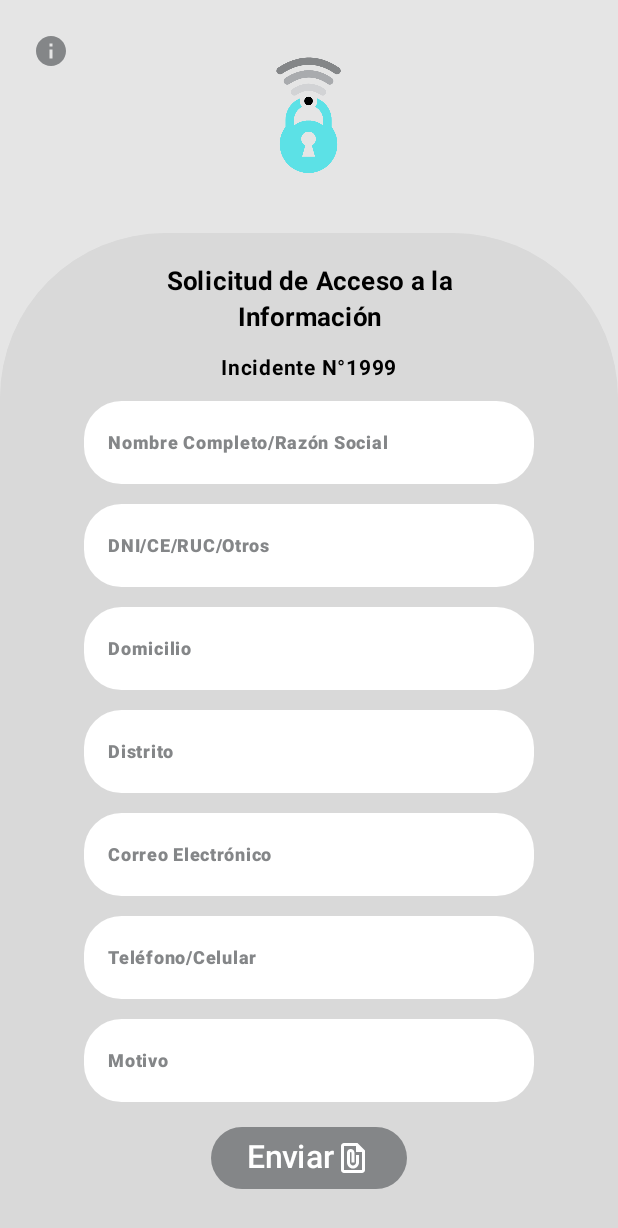
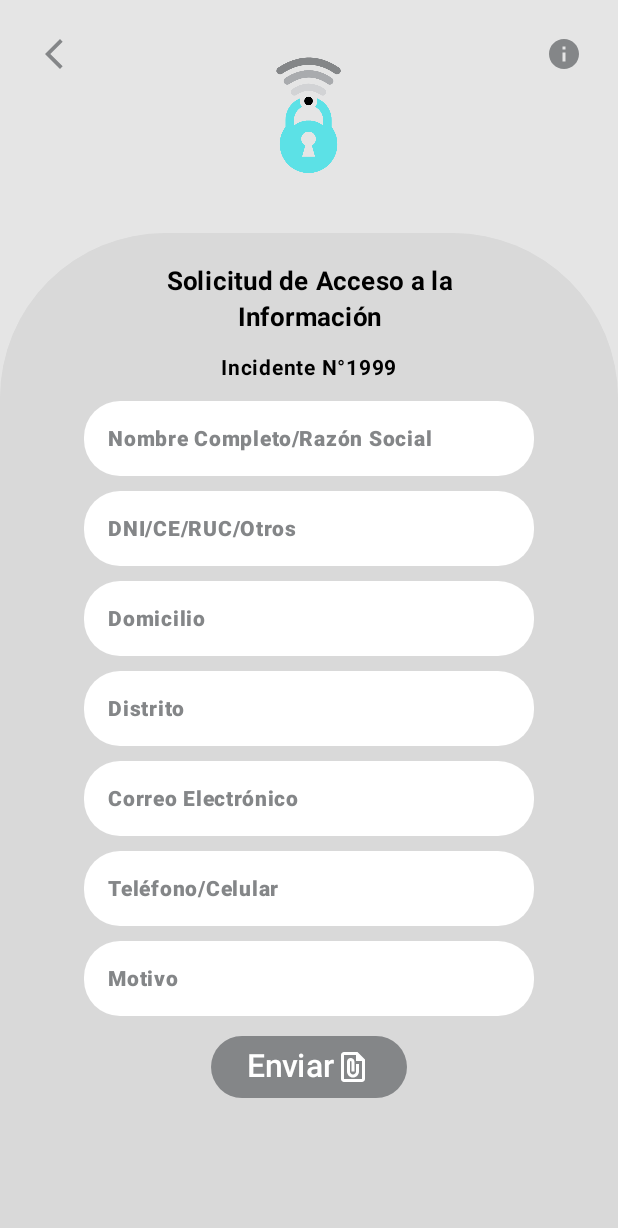
Before and after one commit to RacoonDevRock/OpenCMTApp, an Android app built with Jetpack Compose: the ReportScreen screen opened through its navigation route, on a phone screen of 412 x 824 dp. Shown: the top 1228 px of the screen. Run offline under Robolectric (Android 15) with nearby library versions, the phone set to English and light mode, and no system bars.

Commit message:
feature/back-ui-icon

```diff
--- a/app/build.gradle.kts
+++ b/app/build.gradle.kts
@@ -68,6 +68,7 @@ dependencies {
 
     // livedata
     implementation(libs.androidx.runtime.livedata)
+    implementation(libs.androidx.navigation.compose)
 
     testImplementation(libs.junit)
     androidTestImplementation(libs.androidx.junit)
--- a/app/src/main/java/com/cmt/openapp/detail/ui/DetailIncidentScreen.kt
+++ b/app/src/main/java/com/cmt/openapp/detail/ui/DetailIncidentScreen.kt
@@ -52,7 +52,7 @@ fun DetailIncidentScreen(
         Column(
             modifier = Modifier.fillMaxWidth()
         ) {
-            HeaderSection { isTopDialogVisible = true }
+            HeaderSection(navigationController) { isTopDialogVisible = true }
 
             Spacer(modifier = Modifier.height(20.dp))
 
--- a/app/src/main/java/com/cmt/openapp/report/ui/ReportScreen.kt
+++ b/app/src/main/java/com/cmt/openapp/report/ui/ReportScreen.kt
@@ -30,6 +30,7 @@ import androidx.compose.ui.Modifier
 import androidx.compose.ui.draw.clip
 import androidx.compose.ui.graphics.Color
 import androidx.compose.ui.res.stringResource
+import androidx.compose.ui.text.TextStyle
 import androidx.compose.ui.text.font.FontWeight
 import androidx.compose.ui.text.input.KeyboardCapitalization
 import androidx.compose.ui.text.input.KeyboardType
@@ -59,9 +60,9 @@ fun ReportScreen(
         Column(
             modifier = Modifier.fillMaxWidth()
         ) {
-            HeaderSection { isTopDialogVisible = true }
+            HeaderSection(navigationController) { isTopDialogVisible = true }
 
-            BoxRequest(Modifier.weight(1f)) { navigationController.navigate(Routes.HomeScreen.route) }
+            BoxRequest(Modifier.fillMaxSize()) { navigationController.navigate(Routes.HomeScreen.route) }
         }
 
         if (isTopDialogVisible) {
@@ -191,14 +192,20 @@ fun TextFieldRequest(
             Text(
                 text = label,
                 fontWeight = FontWeight.ExtraBold,
-                fontSize = 12.sp,
+                fontSize = 14.sp,
+                lineHeight = 15.sp,
                 color = MaterialTheme.colorScheme.tertiary
             )
         },
+        textStyle = TextStyle(
+            fontSize = 14.sp,
+            lineHeight = 15.sp,
+            color = Color.Black
+        ),
         modifier = Modifier
-            .padding(bottom = 13.dp)
+            .padding(bottom = 10.dp)
             .width(300.dp)
-            .height(55.dp),
+            .height(50.dp),
         colors = TextFieldDefaults.colors(
             focusedContainerColor = Color.White,
             unfocusedContainerColor = Color.White,
@@ -214,7 +221,7 @@ fun TextFieldRequest(
             autoCorrectEnabled = true,
             keyboardType = keyboardType
         ),
-        shape = RoundedCornerShape(25.dp),
+        shape = RoundedCornerShape(24.dp),
         maxLines = 1,
         singleLine = true
     )
--- a/app/src/main/java/com/cmt/openapp/research/ui/ResearchScreen.kt
+++ b/app/src/main/java/com/cmt/openapp/research/ui/ResearchScreen.kt
@@ -22,9 +22,11 @@ import androidx.compose.ui.layout.ContentScale
 import androidx.compose.ui.platform.LocalContext
 import androidx.compose.ui.res.painterResource
 import androidx.compose.ui.res.stringResource
+import androidx.compose.ui.text.TextStyle
 import androidx.compose.ui.text.font.FontWeight
 import androidx.compose.ui.unit.dp
 import androidx.compose.ui.unit.sp
+import androidx.navigation.NavController
 import androidx.navigation.NavHostController
 import com.cmt.openapp.R
 import com.cmt.openapp.core.navigation.Routes
@@ -49,7 +51,7 @@ fun ResearchScreen(
             .padding(bottom = 16.dp)
     ) {
         Column(modifier = Modifier.fillMaxSize()) {
-            HeaderSection {
+            HeaderSection(navigationController) {
                 if (!isBottomSheetVisible) {
                     isTopDialogVisible = true
                 }
@@ -129,7 +131,7 @@ fun BottomSheetContent(viewModel: SearchViewModel = SearchViewModel()) {
             fontWeight = FontWeight.ExtraBold,
             modifier = Modifier.align(Alignment.CenterHorizontally)
         )
-        Spacer(modifier = Modifier.height(10.dp))
+        Spacer(modifier = Modifier.height(16.dp))
 
         MyTextField(
             viewModel.date,
@@ -185,7 +187,7 @@ fun DropdownMenuField(
 ) {
     var expanded by remember { mutableStateOf(false) } // Controla si el menú está desplegado
 
-    Box(modifier = modifier.fillMaxWidth()) {
+    Box(modifier = modifier.width(300.dp)) {
         // TextField personalizado
         TextField(
             value = selectedOption,
@@ -195,11 +197,16 @@ fun DropdownMenuField(
                 Text(
                     text = label,
                     fontWeight = FontWeight.ExtraBold,
-                    modifier = Modifier.padding(start = 8.dp),
-                    fontSize = 13.sp,
+                    fontSize = 14.sp,
+                    lineHeight = 15.sp,
                     color = MaterialTheme.colorScheme.tertiary
                 )
             },
+            textStyle = TextStyle(
+                fontSize = 14.sp,
+                lineHeight = 15.sp,
+                color = Color.Black
+            ),
             trailingIcon = {
                 Icon(
                     imageVector = if (expanded) Icons.Filled.KeyboardArrowUp else Icons.Filled.KeyboardArrowDown,
@@ -207,9 +214,10 @@ fun DropdownMenuField(
                     tint = MaterialTheme.colorScheme.tertiary
                 )
             },
-            modifier = Modifier
+            modifier = modifier
                 .fillMaxWidth()
-                .padding(start = 30.dp, end = 30.dp, bottom = 13.dp)
+                .padding(bottom = 10.dp)
+                .fillMaxWidth()
                 .clickable { expanded = !expanded }, // Abre o cierra el menú al hacer clic
             colors = TextFieldDefaults.colors(
                 focusedContainerColor = Color.White,
@@ -220,7 +228,7 @@ fun DropdownMenuField(
                 focusedIndicatorColor = Color.Transparent,
                 unfocusedIndicatorColor = Color.Transparent
             ),
-            shape = RoundedCornerShape(25.dp)
+            shape = RoundedCornerShape(24.dp)
         )
 
         // Menú desplegable personalizado
@@ -243,13 +251,13 @@ fun DropdownMenuField(
 }
 
 @Composable
-fun HeaderSection(onInfoClick: () -> Unit) {
+fun HeaderSection(navController: NavController, onInfoClick: () -> Unit) {
     Box(
         modifier = Modifier
             .fillMaxWidth()
             .height(140.dp)
     ) {
-        IconInfo(onInfoClick)
+        IconBack(navController, Modifier.align(Alignment.TopStart))
         Image(
             painter = painterResource(id = R.drawable.open_logo_small),
             contentDescription = "Logo CMT",
@@ -259,18 +267,31 @@ fun HeaderSection(onInfoClick: () -> Unit) {
                 .align(Alignment.Center),
             contentScale = ContentScale.Fit
         )
+        IconInfo(onInfoClick, Modifier.align(Alignment.TopEnd))
     }
 
     Spacer(modifier = Modifier.height(15.dp))
 }
 
 @Composable
-fun IconInfo(onClick: () -> Unit) {
+fun IconBack(navController: NavController, modifier: Modifier) {
+    Icon(
+        imageVector = Icons.Default.ArrowBackIosNew,
+        contentDescription = "Retroceso",
+        modifier = modifier
+            .padding(24.dp)
+            .clickable { navController.popBackStack() },
+        tint = MaterialTheme.colorScheme.tertiary
+    )
+}
+
+@Composable
+fun IconInfo(onClick: () -> Unit, modifier: Modifier) {
     Icon(
         imageVector = Icons.Default.Info,
         contentDescription = "Información sobre incidentes",
-        modifier = Modifier
-            .padding(22.dp)
+        modifier = modifier
+            .padding(24.dp)
             .clickable { onClick() },
         tint = MaterialTheme.colorScheme.tertiary
     )
@@ -387,14 +408,19 @@ fun MyTextField(
             Text(
                 text = placeholder,
                 fontWeight = FontWeight.ExtraBold,
-                modifier = Modifier.padding(start = 8.dp),
-                fontSize = 13.sp,
+                fontSize = 14.sp,
+                lineHeight = 15.sp,
                 color = MaterialTheme.colorScheme.tertiary
             )
         },
+        textStyle = TextStyle(
+            fontSize = 14.sp,
+            lineHeight = 15.sp,
+            color = Color.Black
+        ),
         readOnly = true,
         modifier = modifier
-            .padding(bottom = 13.dp)
+            .padding(bottom = 10.dp)
             .width(300.dp),
         trailingIcon = trailingIcon,
         colors = TextFieldDefaults.colors(
@@ -406,6 +432,6 @@ fun MyTextField(
             focusedIndicatorColor = Color.Transparent,
             unfocusedIndicatorColor = Color.Transparent
         ),
-        shape = RoundedCornerShape(25.dp)
+        shape = RoundedCornerShape(24.dp)
     )
 }
--- a/gradle/libs.versions.toml
+++ b/gradle/libs.versions.toml
@@ -8,8 +8,8 @@ espressoCore = "3.6.1"
 lifecycleRuntimeKtx = "2.8.6"
 activityCompose = "1.9.2"
 composeBom = "2024.04.01"
-navigationCompose = "2.8.1"
 runtimeLivedata = "1.7.2"
+navigationCompose = "2.8.3"
 
 [libraries]
 androidx-core-ktx = { group = "androidx.core", name = "core-ktx", version.ref = "coreKtx" }
```
Also changed, not shown: app/src/main/java/com/cmt/openapp/core/ui/shared/dialog/InfoContent.kt (+8 -6 lines).
